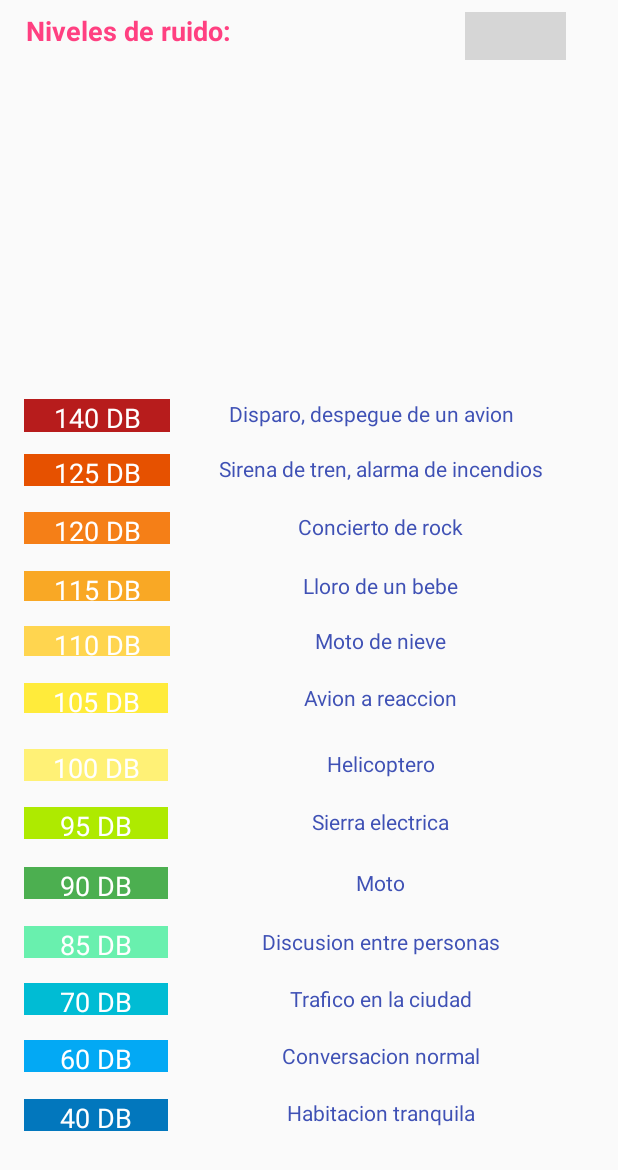
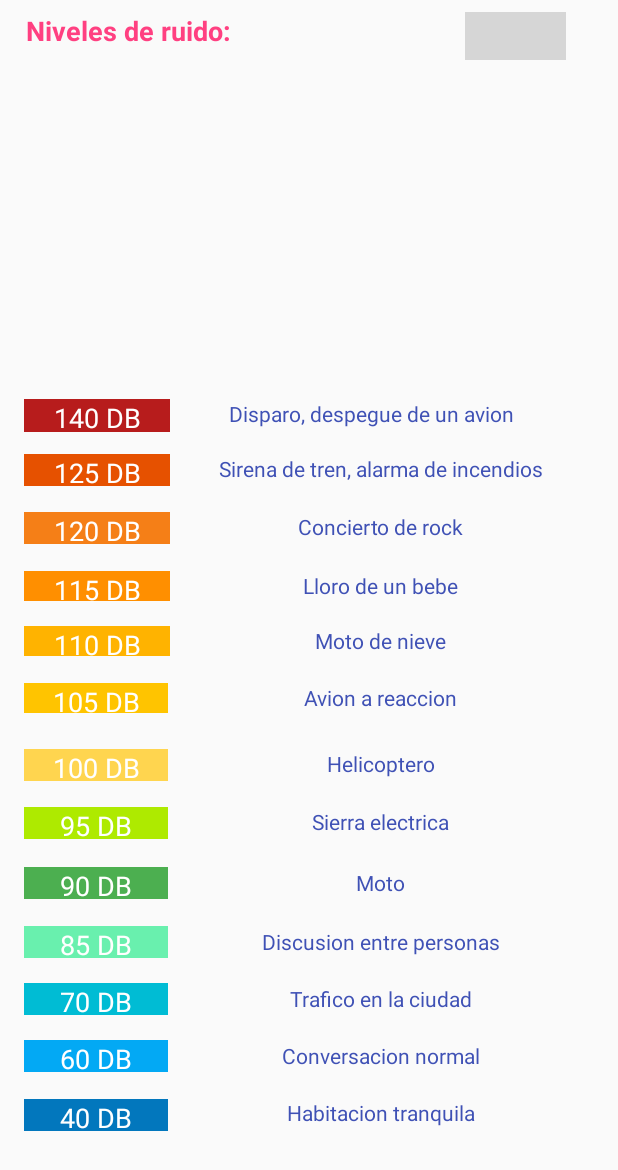
Before and after one commit to paberlo/TFGSandra, an Android app: the screen it shows after launch (Informacion), after a tap on an icon or button, on a phone screen of 412 x 824 dp. Shown: the top 1170 px of the screen. Run offline under Robolectric (Android 15) with nearby library versions, the phone set to English and light mode, and no system bars; grey boxes are pictures that could not be loaded.

Commit message:
Cambio de colores

```diff
--- a/app/src/main/java/com/example/sandra/proyecto0509/PantallaPrincipal.java
+++ b/app/src/main/java/com/example/sandra/proyecto0509/PantallaPrincipal.java
@@ -9,7 +9,7 @@ public class PantallaPrincipal extends AppCompatActivity
 {
 
     //Tiempo que la pantalla se esta mostrando
-    private final int DURACION_SPLASH=5000;
+    private final int DURACION_SPLASH=3000;
     @Override
     protected void onCreate(Bundle savedInstanceState)
     {
--- a/app/src/main/res/drawable/custom_progress.xml
+++ b/app/src/main/res/drawable/custom_progress.xml
@@ -4,7 +4,7 @@
         <shape>
             <gradient
                 android:endColor="#fff"
-                android:startColor="#f00"
+                android:startColor="#8E24AA"
                 android:useLevel="true" />
         </shape>
     </item>
--- a/app/src/main/res/layout/activity_informacion.xml
+++ b/app/src/main/res/layout/activity_informacion.xml
@@ -481,7 +481,7 @@
             android:layout_marginRight="8dp"
             android:layout_marginStart="8dp"
             android:layout_marginTop="8dp"
-            android:background="#FFF176"
+            android:background="#FFD54F"
             android:gravity="center_horizontal"
             android:text="100 DB"
             android:textColor="@android:color/background_light"
@@ -524,7 +524,7 @@
             android:layout_marginRight="8dp"
             android:layout_marginStart="8dp"
             android:layout_marginTop="8dp"
-            android:background="#FFEB3B"
+            android:background="#FFC400"
             android:gravity="center_horizontal"
             android:text="105 DB"
             android:textColor="@android:color/background_light"
@@ -546,7 +546,7 @@
             android:layout_marginRight="8dp"
             android:layout_marginStart="8dp"
             android:layout_marginTop="8dp"
-            android:background="#F9A825"
+            android:background="#FF8F00"
             android:gravity="center_horizontal"
             android:text="115 DB"
             android:textColor="@android:color/background_light"
@@ -590,7 +590,7 @@
             android:layout_marginRight="8dp"
             android:layout_marginStart="8dp"
             android:layout_marginTop="8dp"
-            android:background="#FFd54F"
+            android:background="#FFB300"
             android:gravity="center_horizontal"
             android:text="110 DB"
             android:textColor="@android:color/background_light"
--- a/app/src/main/res/values/colors.xml
+++ b/app/src/main/res/values/colors.xml
@@ -17,4 +17,5 @@
     <color name="moradito">#e040fb</color>
     <color name="azul_clarito">#42a5f5</color>
     <color name="azul_light">#29b6f6</color>
+    <color name="rojito">#E53935</color>
 </resources>
```
Also changed, not shown: app/src/main/java/com/example/sandra/proyecto0509/MainActivity.java (+7 -4 lines).
